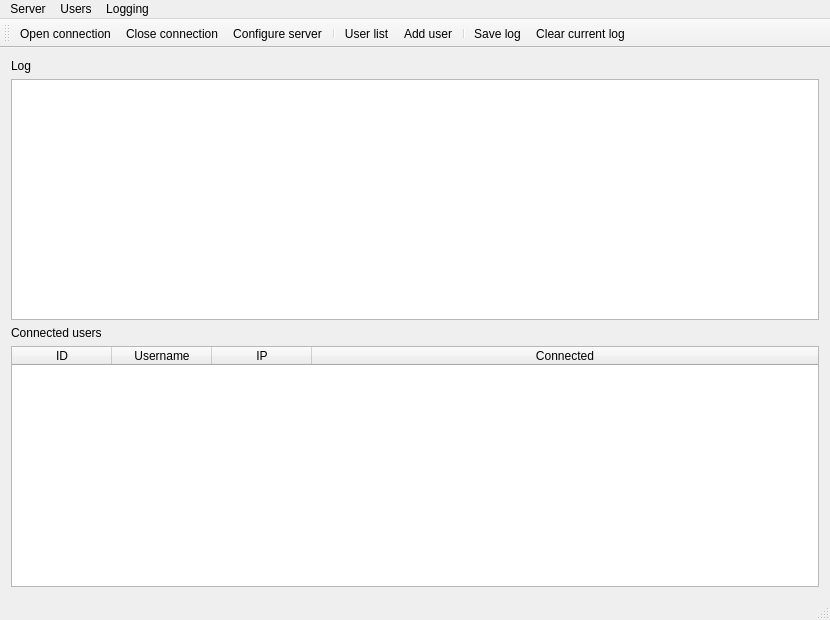
Old version of the form mainwindow.ui in the repository biliangzu/FTP-Server.
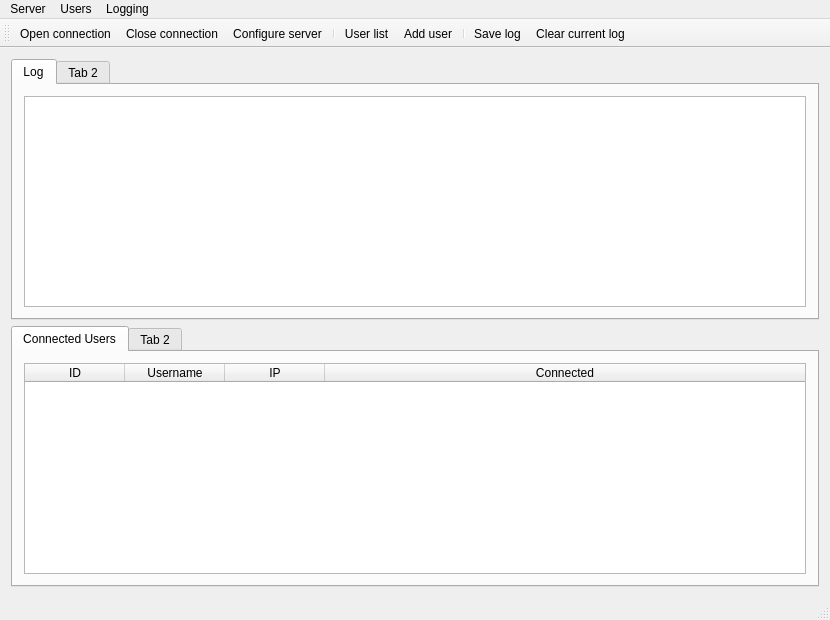
New version of the form. Icons and pictures are not drawn.

```diff
--- a/mainwindow.ui
+++ b/mainwindow.ui
@@ -27,7 +27,37 @@
   </property>
   <widget class="QWidget" name="centralWidget">
    <layout class="QGridLayout" name="gridLayout">
-    <item row="3" column="0">
+    <item row="0" column="0">
+     <widget class="QTabWidget" name="logTab">
+      <widget class="QWidget" name="tab_3">
+       <attribute name="title">
+        <string>Log</string>
+       </attribute>
+       <layout class="QVBoxLayout" name="verticalLayout">
+        <item>
+         <widget class="QPlainTextEdit" name="log">
+          <property name="readOnly">
+           <bool>true</bool>
+          </property>
+         </widget>
+        </item>
+       </layout>
+      </widget>
+      <widget class="QWidget" name="tab_4">
+       <attribute name="title">
+        <string>Tab 2</string>
+       </attribute>
+      </widget>
+     </widget>
+    </item>
+    <item row="1" column="0">
+     <widget class="QTabWidget" name="usersTab">
+      <widget class="QWidget" name="tab">
+       <attribute name="title">
+        <string>Connected Users</string>
+       </attribute>
+       <layout class="QHBoxLayout" name="horizontalLayout">
+        <item>
      <widget class="QTableWidget" name="connectedUsersTable">
       <property name="sortingEnabled">
        <bool>true</bool>
@@ -69,25 +99,13 @@
       </column>
      </widget>
     </item>
-    <item row="2" column="0">
-     <widget class="QLabel" name="label">
-      <property name="text">
-       <string>Connected users</string>
-      </property>
-     </widget>
-    </item>
-    <item row="0" column="0">
-     <widget class="QLabel" name="label_2">
-      <property name="text">
-       <string>Log</string>
-      </property>
-     </widget>
-    </item>
-    <item row="1" column="0">
-     <widget class="QPlainTextEdit" name="log">
-      <property name="readOnly">
-       <bool>true</bool>
-      </property>
+       </layout>
+      </widget>
+      <widget class="QWidget" name="tab_2">
+       <attribute name="title">
+        <string>Tab 2</string>
+       </attribute>
+      </widget>
      </widget>
     </item>
    </layout>
```
Lines whose indentation alone changed are shown as unchanged.
